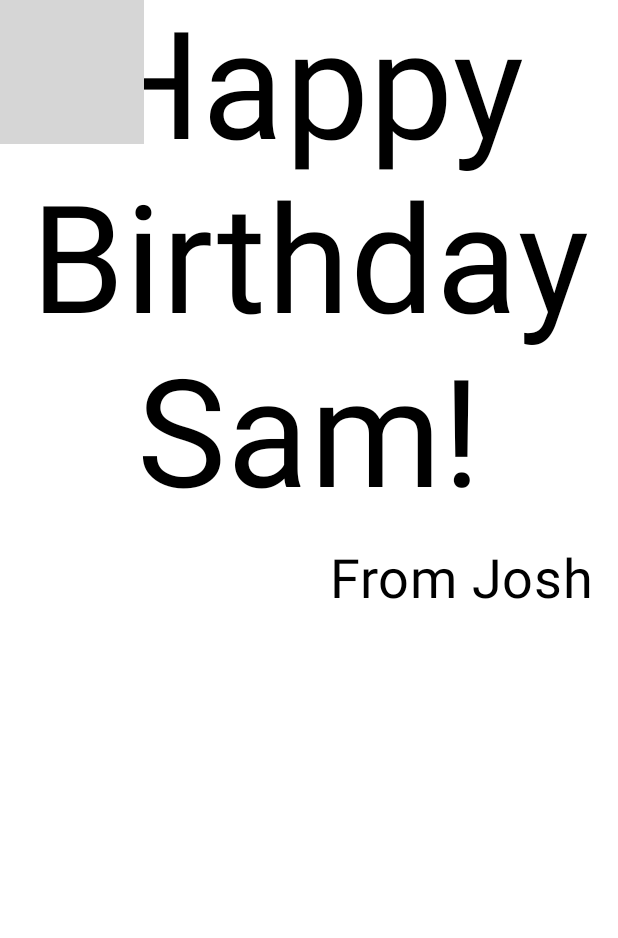
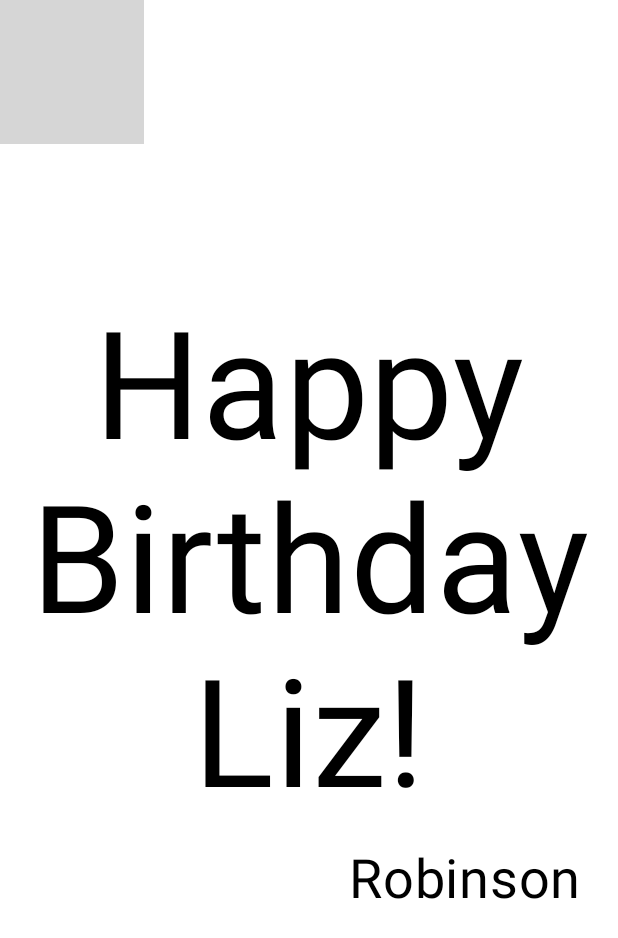
Before and after one commit to thai-ru/Happy-birthday-App, an Android app built with Jetpack Compose: the @Preview function BirthdayCardPreview, on a phone screen of 412 x 824 dp. Shown: the top 938 px of the screen. Run offline under Robolectric (Android 15) with nearby library versions, the phone set to English and light mode, and no system bars; grey boxes are pictures that could not be loaded.

Commit message:
update: image Opacity

```diff
--- a/app/src/main/java/com/thairu/birthdayapp/MainActivity.kt
+++ b/app/src/main/java/com/thairu/birthdayapp/MainActivity.kt
@@ -22,6 +22,8 @@ import androidx.compose.ui.unit.dp
 import androidx.compose.ui.unit.sp
 import com.thairu.birthdayapp.ui.theme.BirthdayAppTheme
 import androidx.compose.foundation.Image
+import androidx.compose.foundation.layout.Box
+import androidx.compose.ui.layout.ContentScale
 
 class MainActivity : ComponentActivity() {
     override fun onCreate(savedInstanceState: Bundle?) {
@@ -33,11 +35,11 @@ class MainActivity : ComponentActivity() {
                     modifier = Modifier.fillMaxSize(),
                     color = MaterialTheme.colorScheme.background
                 ) {
-                    GreetingText(
+                    GreetingImage(
                         message = "Happy birthday Sam!",
                         from = "Emma",
-                        modifier = Modifier
-                            .padding(8.dp)
+//                        modifier = Modifier
+//                            .padding(8.dp)
                     )
                 }
             }
@@ -70,10 +72,21 @@ fun GreetingText(message: String, from: String, modifier: Modifier = Modifier) {
 @Composable
 fun GreetingImage(message: String, from: String, modifier: Modifier = Modifier) {
     val image = painterResource(R.drawable.androidparty)
-    Image(
-        painter = image,
-        contentDescription = null
-    )
+    Box(modifier) {
+        Image(
+            painter = image,
+            contentDescription = null,
+            contentScale = ContentScale.Crop,
+            alpha = 0.5F
+        )
+        GreetingText(
+            message = message,
+            from = from,
+            modifier = Modifier
+                .fillMaxSize()
+                .padding(8.dp)
+        )
+    }
 }
 
 @Preview(
@@ -83,11 +96,6 @@ fun GreetingImage(message: String, from: String, modifier: Modifier = Modifier)
 @Composable
 fun BirthdayCardPreview() {
     BirthdayAppTheme {
-        GreetingText(
-            message = "Happy Birthday Sam!",
-            from = "From Josh"
-        )
-
         GreetingImage(
             message = "Happy Birthday Liz!",
             from = "Robinson"
```
